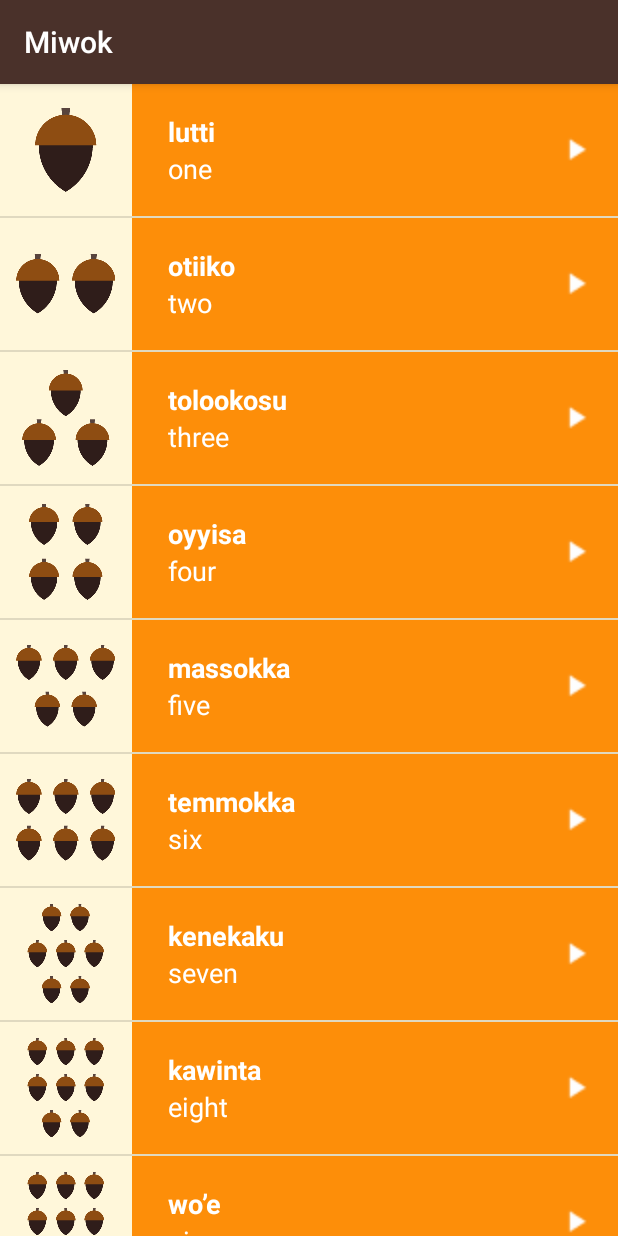
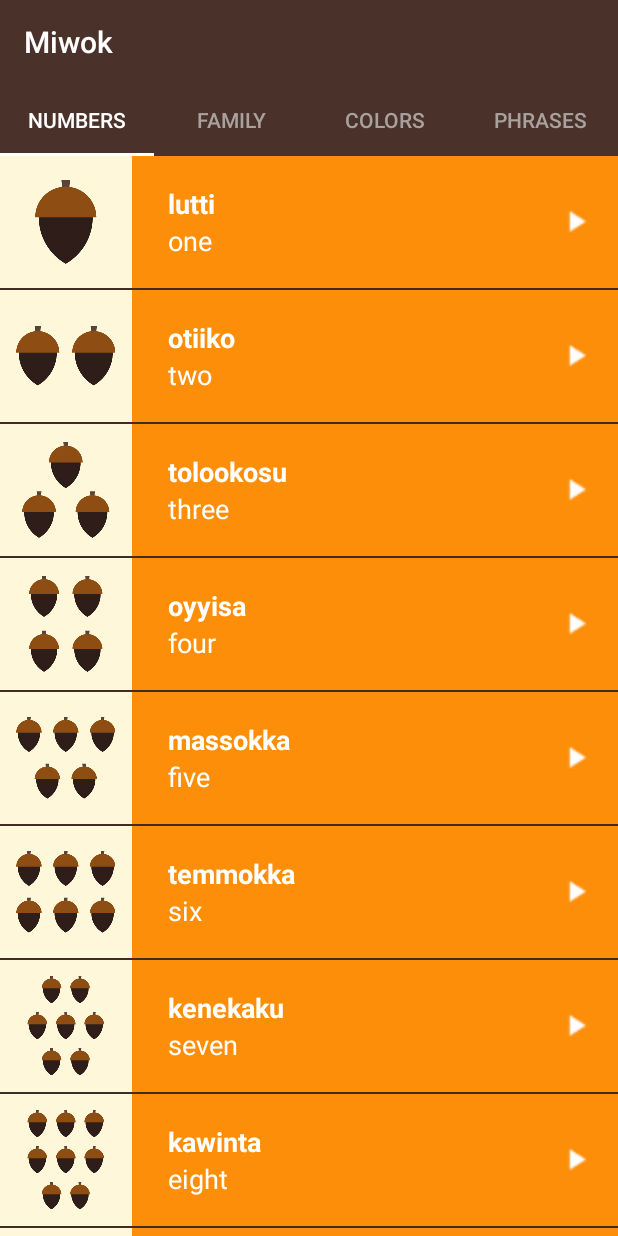
Before and after one commit to pdurasie/Miwok_app, an Android app: the screen it shows after launch (MainActivity), on a phone screen of 412 x 824 dp. Run offline under Robolectric (Android 15) with nearby library versions, the phone set to English and light mode, and no system bars.

Commit message:
feat: Add tabs and styling

```diff
--- a/app/build.gradle
+++ b/app/build.gradle
@@ -27,6 +27,8 @@ dependencies {
     implementation "androidx.navigation:navigation-fragment:$nav_version"
     implementation "androidx.navigation:navigation-ui:$nav_version"
 
+    implementation 'com.android.support:design:28.3.0'
+
     implementation fileTree(dir: 'libs', include: ['*.jar'])
     implementation 'androidx.appcompat:appcompat:1.0.0'
     implementation 'com.android.support.constraint:constraint-layout:1.1.3'
--- a/app/src/main/java/com/example/android/miwok/MainActivity.java
+++ b/app/src/main/java/com/example/android/miwok/MainActivity.java
@@ -24,6 +24,8 @@ import androidx.viewpager.widget.ViewPager;
 import android.view.View;
 import android.widget.TextView;
 
+import com.google.android.material.tabs.TabLayout;
+
 public class MainActivity extends AppCompatActivity {
 
     @Override
@@ -36,9 +38,12 @@ public class MainActivity extends AppCompatActivity {
         ViewPager viewPager = findViewById(R.id.viewpager);
 
         MiwokFragmentPagerAdapter adapter =
-                new MiwokFragmentPagerAdapter(getSupportFragmentManager());
+                new MiwokFragmentPagerAdapter(getApplicationContext(), getSupportFragmentManager());
 
         viewPager.setAdapter(adapter);
+
+        TabLayout tabLayout = findViewById(R.id.sliding_tabs);
+        tabLayout.setupWithViewPager(viewPager);
 
     }
 
--- a/app/src/main/java/com/example/android/miwok/MiwokFragmentPagerAdapter.java
+++ b/app/src/main/java/com/example/android/miwok/MiwokFragmentPagerAdapter.java
@@ -1,14 +1,20 @@
 package com.example.android.miwok;
 
+import android.content.Context;
+
 import androidx.annotation.NonNull;
+import androidx.annotation.Nullable;
 import androidx.fragment.app.Fragment;
 import androidx.fragment.app.FragmentManager;
 import androidx.fragment.app.FragmentPagerAdapter;
 
 public class MiwokFragmentPagerAdapter extends FragmentPagerAdapter {
 
-    public MiwokFragmentPagerAdapter(FragmentManager fm){
+    private Context mContext;
+
+    public MiwokFragmentPagerAdapter(Context context, FragmentManager fm){
         super(fm);
+        mContext = context;
     }
 
     @NonNull
@@ -26,4 +32,15 @@ public class MiwokFragmentPagerAdapter extends FragmentPagerAdapter {
     public int getCount() {
         return 4;
     }
+
+    @Nullable
+    @Override
+    public CharSequence getPageTitle(int position) {
+        switch (position){
+            case 0: return mContext.getString(R.string.category_numbers);
+            case 1: return mContext.getString(R.string.category_family);
+            case 2: return mContext.getString(R.string.category_colors);
+            default: return mContext.getString(R.string.category_phrases);
+        }
+    }
 }
--- a/app/src/main/res/layout/activity_main.xml
+++ b/app/src/main/res/layout/activity_main.xml
@@ -3,12 +3,22 @@
     xmlns:tools="http://schemas.android.com/tools"
     android:layout_width="match_parent"
     android:layout_height="match_parent"
-    android:background="@color/tan_background"
+    xmlns:app="http://schemas.android.com/apk/res-auto"
+    android:background="@color/primary_color"
     android:orientation="vertical"
     tools:context="com.example.android.miwok.MainActivity">
 
+    <com.google.android.material.tabs.TabLayout
+        android:id="@+id/sliding_tabs"
+        style="@style/CategoryTab"
+        android:layout_width="match_parent"
+        android:layout_height="wrap_content"
+        app:tabMode="fixed"
+        />
     <androidx.viewpager.widget.ViewPager
         android:id="@+id/viewpager"
         android:layout_width="match_parent"
         android:layout_height="match_parent" />
+
+
 </LinearLayout>
--- a/app/src/main/res/values/strings.xml
+++ b/app/src/main/res/values/strings.xml
@@ -26,8 +26,6 @@
     <string name="category_numbers">Numbers</string>
 
     <!-- Category name for the vocabulary words for family members [CHAR LIMIT=20] -->
-    <string name="category_family">Family Members</string>
+    <string name="category_family">Family</string>
 
-    <!-- TODO: Remove or change this placeholder text -->
-    <string name="hello_blank_fragment">Hello blank fragment</string>
 </resources>
--- a/app/src/main/res/values/styles.xml
+++ b/app/src/main/res/values/styles.xml
@@ -18,6 +18,26 @@
     <style name="AppTheme" parent="Theme.AppCompat.Light.DarkActionBar">
         <item name="colorPrimary">@color/primary_color</item>
         <item name="colorPrimaryDark">@color/primary_dark_color</item>
+        <item name="actionBarStyle">@style/MiwokAppBarStyle</item>
+        <item name="android:windowContentOverlay">@null</item>
+    </style>
+
+    <!-- App bar style -->
+    <style name="MiwokAppBarStyle" parent="@style/Widget.AppCompat.Light.ActionBar.Solid.Inverse">
+        <!-- Remove the shadow below the app bar -->
+        <item name="elevation">0dp</item>
+    </style>
+
+    <!-- Style for a tab that displays a category name -->
+    <style name="CategoryTab" parent="Widget.Design.TabLayout">
+        <item name="tabIndicatorColor">@android:color/white</item>
+        <item name="tabSelectedTextColor">@android:color/white</item>
+        <item name="tabTextAppearance">@style/CategoryTabTextAppearance</item>
+    </style>
+
+    <!-- Text appearance style for a category tab -->
+    <style name="CategoryTabTextAppearance" parent="TextAppearance.Design.Tab">
+        <item name="android:textColor">#A8A19E</item>
     </style>
 
     <!-- Style for a category of vocabulary words -->
```
